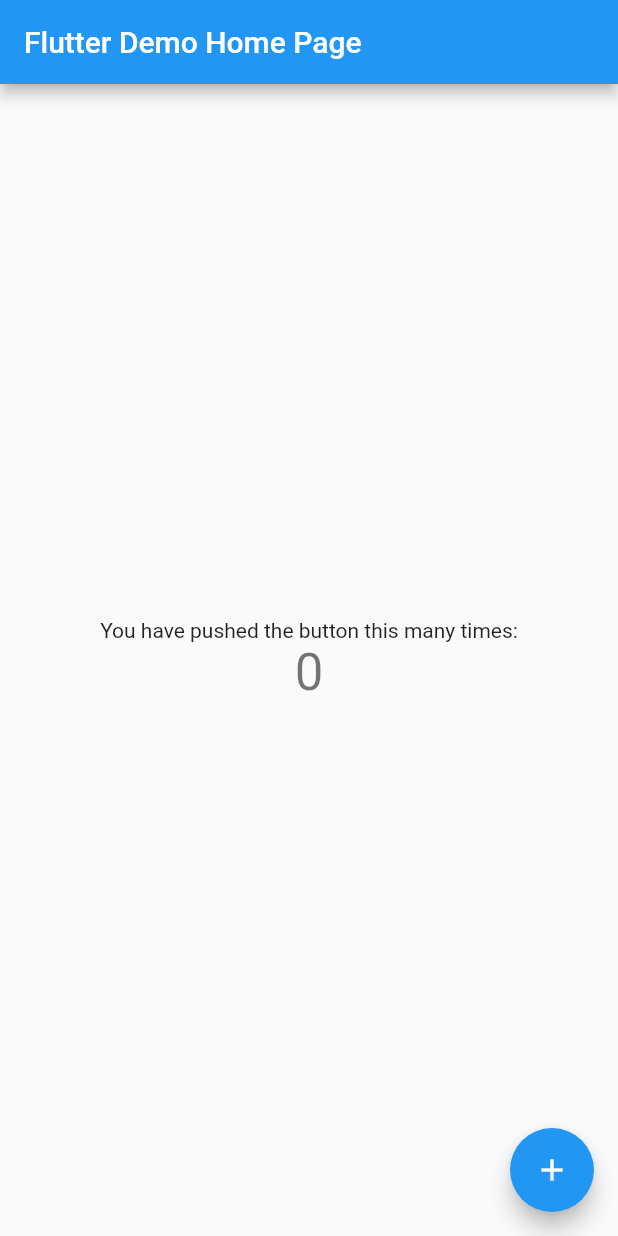
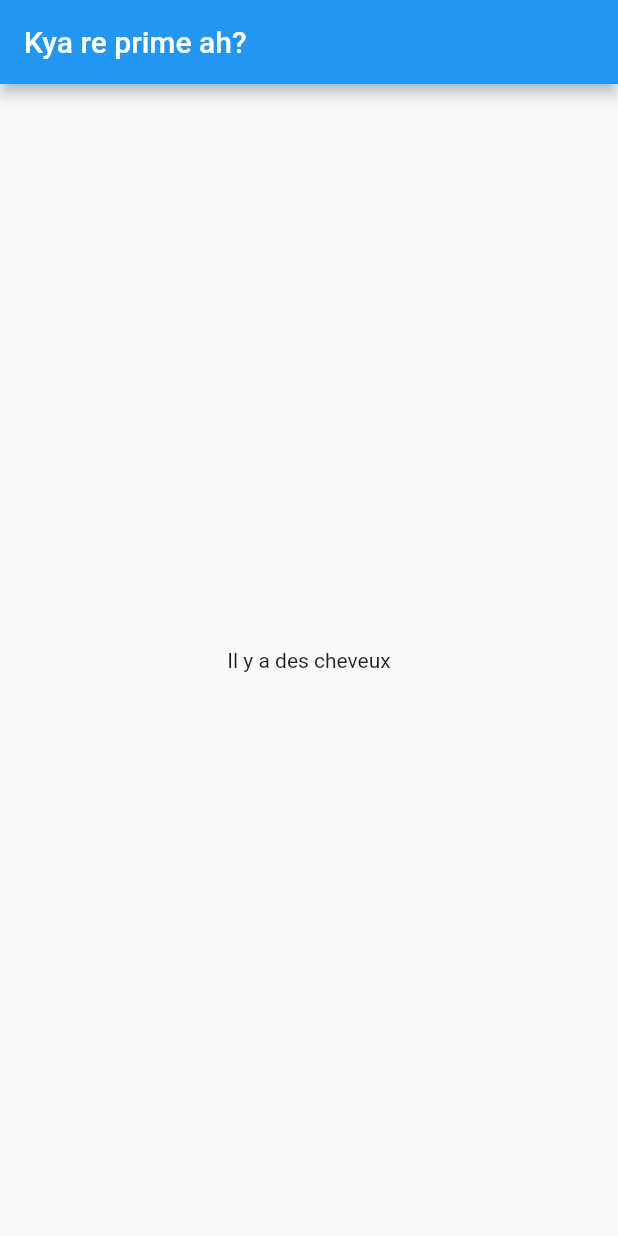
Before and after one commit to bharathbhargavgb/kya_re_prime_ah, a Flutter app: the screen it shows after launch, on a phone screen of 412 x 824 dp. Run offline on Flutter 3.47's test engine with Material 2 defaults, Android fonts, the phone set to English and light mode, and no system bars.

Commit message:
Added route for PrimeNumber

```diff
--- a/lib/main.dart
+++ b/lib/main.dart
@@ -1,109 +1,20 @@
 import 'package:flutter/material.dart';
+import 'prime_route.dart';
 
 void main() => runApp(new MyApp());
 
 class MyApp extends StatelessWidget {
-  // This widget is the root of your application.
   @override
   Widget build(BuildContext context) {
     return new MaterialApp(
-      title: 'Flutter Demo',
+      title: 'Kya re PRIME ah?',
       theme: new ThemeData(
-        // This is the theme of your application.
-        //
-        // Try running your application with "flutter run". You'll see the
-        // application has a blue toolbar. Then, without quitting the app, try
-        // changing the primarySwatch below to Colors.green and then invoke
-        // "hot reload" (press "r" in the console where you ran "flutter run",
-        // or press Run > Flutter Hot Reload in IntelliJ). Notice that the
-        // counter didn't reset back to zero; the application is not restarted.
         primarySwatch: Colors.blue,
       ),
-      home: new MyHomePage(title: 'Flutter Demo Home Page'),
+      initialRoute: '/',
+      routes: {
+        '/': (context) => PrimeNumber()
+      },
     );
   }
 }
-
-class MyHomePage extends StatefulWidget {
-  MyHomePage({Key key, this.title}) : super(key: key);
-
-  // This widget is the home page of your application. It is stateful, meaning
-  // that it has a State object (defined below) that contains fields that affect
-  // how it looks.
-
-  // This class is the configuration for the state. It holds the values (in this
-  // case the title) provided by the parent (in this case the App widget) and
-  // used by the build method of the State. Fields in a Widget subclass are
-  // always marked "final".
-
-  final String title;
-
-  @override
-  _MyHomePageState createState() => new _MyHomePageState();
-}
-
-class _MyHomePageState extends State<MyHomePage> {
-  int _counter = 0;
-
-  void _incrementCounter() {
-    setState(() {
-      // This call to setState tells the Flutter framework that something has
-      // changed in this State, which causes it to rerun the build method below
-      // so that the display can reflect the updated values. If we changed
-      // _counter without calling setState(), then the build method would not be
-      // called again, and so nothing would appear to happen.
-      _counter++;
-    });
-  }
-
-  @override
-  Widget build(BuildContext context) {
-    // This method is rerun every time setState is called, for instance as done
-    // by the _incrementCounter method above.
-    //
-    // The Flutter framework has been optimized to make rerunning build methods
-    // fast, so that you can just rebuild anything that needs updating rather
-    // than having to individually change instances of widgets.
-    return new Scaffold(
-      appBar: new AppBar(
-        // Here we take the value from the MyHomePage object that was created by
-        // the App.build method, and use it to set our appbar title.
-        title: new Text(widget.title),
-      ),
-      body: new Center(
-        // Center is a layout widget. It takes a single child and positions it
-        // in the middle of the parent.
-        child: new Column(
-          // Column is also layout widget. It takes a list of children and
-          // arranges them vertically. By default, it sizes itself to fit its
-          // children horizontally, and tries to be as tall as its parent.
-          //
-          // Invoke "debug paint" (press "p" in the console where you ran
-          // "flutter run", or select "Toggle Debug Paint" from the Flutter tool
-          // window in IntelliJ) to see the wireframe for each widget.
-          //
-          // Column has various properties to control how it sizes itself and
-          // how it positions its children. Here we use mainAxisAlignment to
-          // center the children vertically; the main axis here is the vertical
-          // axis because Columns are vertical (the cross axis would be
-          // horizontal).
-          mainAxisAlignment: MainAxisAlignment.center,
-          children: <Widget>[
-            new Text(
-              'You have pushed the button this many times:',
-            ),
-            new Text(
-              '$_counter',
-              style: Theme.of(context).textTheme.display1,
-            ),
-          ],
-        ),
-      ),
-      floatingActionButton: new FloatingActionButton(
-        onPressed: _incrementCounter,
-        tooltip: 'Increment',
-        child: new Icon(Icons.add),
-      ), // This trailing comma makes auto-formatting nicer for build methods.
-    );
-  }
-}
--- /dev/null
+++ b/lib/prime_route.dart
@@ -0,0 +1,19 @@
+import 'package:flutter/material.dart';
+
+class PrimeNumber extends StatefulWidget {
+  createState() => PrimeNumberState();
+}
+
+class PrimeNumberState extends State<PrimeNumber> {
+  @override
+  Widget build(BuildContext context) {
+    return Scaffold(
+      appBar: AppBar(
+        title: Text('Kya re prime ah?'),
+      ),
+      body: Center(
+        child: Text('Il y a des cheveux'),
+      ),
+    );
+  }
+}
```
